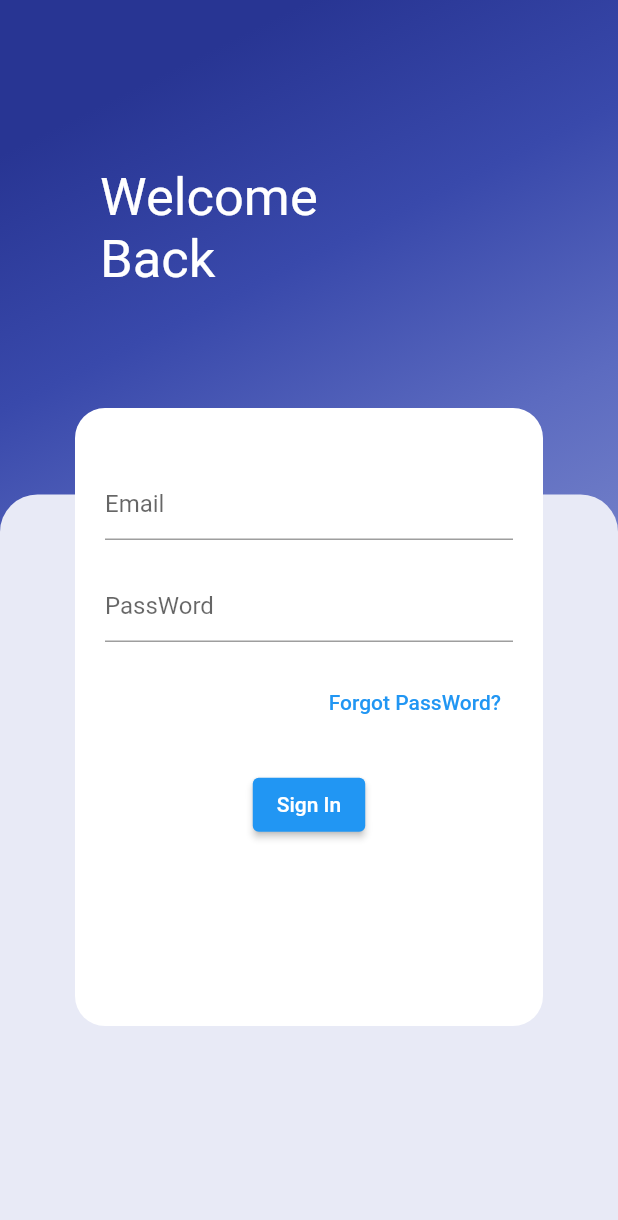
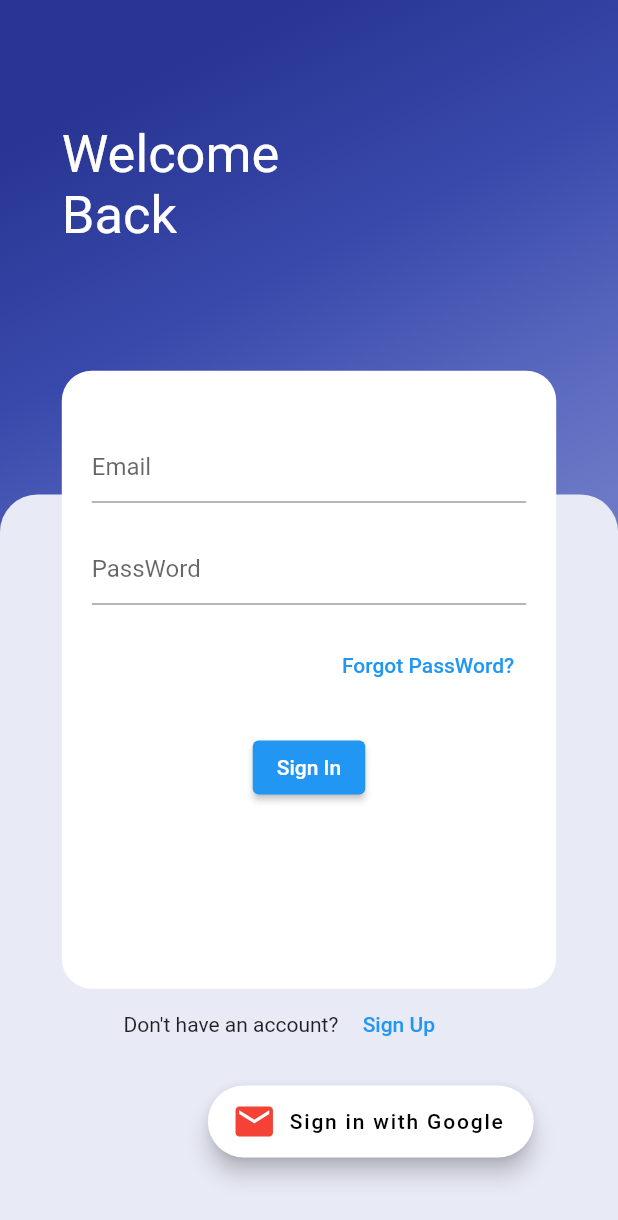
Before and after one commit to Anthony-10/Shopping, a Flutter app: the screen it shows after launch, on a phone screen of 412 x 824 dp. Shown: the top 1220 px of the screen. Run offline on Flutter 3.47's test engine with Material 2 defaults, Android fonts, the phone set to English and light mode, and no system bars; drawn by our look-alikes of animated_text_kit; our stand-ins replace cloud_firestore, dio, file_picker, firebase_auth, firebase_core, firebase_storage and 5 more; missing offline and left inert: flutter_polyline_points; accounts and stored records are empty.

Commit message:
1. updated drawer_widget.dart, data_base_service.dart,profile_page.dart, auth_view.dart, auth_controller.dart, buy_view.dart, sell_view.dart

```diff
--- a/lib/authentication/view/auth_view.dart
+++ b/lib/authentication/view/auth_view.dart
@@ -14,10 +14,9 @@ class AuthView extends StatefulWidget {
 }
 
 class _AuthViewState extends State<AuthView> {
-  //int initialIndex = 0;
-
-  //final authController = Get.find<AuthController>();
   final authController = Get.put(AuthController());
+  final heights = Get.height;
+  final widths = Get.width;
 
   @override
   Widget build(BuildContext context) {
@@ -26,8 +25,8 @@ class _AuthViewState extends State<AuthView> {
         child: Stack(
           children: [
             Container(
-              height: Get.height,
-              width: Get.width,
+              height: heights,
+              width: widths,
               decoration: BoxDecoration(
                   gradient: LinearGradient(begin: Alignment.topCenter, colors: [
                 Colors.indigo[800],
@@ -38,11 +37,14 @@ class _AuthViewState extends State<AuthView> {
               child: Column(
                 children: [
                   Container(
-                      height: Get.height * 0.4,
-                      width: Get.width,
+                      height: heights * 0.4,
+                      width: widths,
                       child: authController.initialIndexAuth == 0
-                          ? Align(
-                              alignment: Alignment(-0.5, -0.1),
+                          ? Padding(
+                              padding: EdgeInsets.only(
+                                  top: heights * .1,
+                                  left: widths * .1,
+                                  right: widths * .1),
                               child: DefaultTextStyle(
                                 style: TextStyle(
                                     fontSize: 35.0, color: Colors.white),
@@ -59,8 +61,11 @@ class _AuthViewState extends State<AuthView> {
                               ),
                             )
                           : authController.initialIndexAuth == 1
-                              ? Align(
-                                  alignment: Alignment(-0.5, -0.1),
+                              ? Padding(
+                                  padding: EdgeInsets.only(
+                                      top: heights * .09,
+                                      left: widths * .1,
+                                      right: widths * .1),
                                   child: DefaultTextStyle(
                                     style: TextStyle(
                                         fontSize: 35.0, color: Colors.white),
@@ -73,8 +78,11 @@ class _AuthViewState extends State<AuthView> {
                                   ),
                                 )
                               //TODO
-                              : Align(
-                                  alignment: Alignment(-0.5, -0.1),
+                              : Padding(
+                                  padding: EdgeInsets.only(
+                                      top: heights * .09,
+                                      left: widths * .1,
+                                      right: widths * .1),
                                   child: DefaultTextStyle(
                                     style: TextStyle(
                                         fontSize: 35.0, color: Colors.white),
@@ -89,17 +97,17 @@ class _AuthViewState extends State<AuthView> {
                   Expanded(
                     child: Container(
                       child: Padding(
-                        padding: const EdgeInsets.only(left: 90, top: 230),
+                        padding: EdgeInsets.only(
+                            left: widths * .2, top: heights * .4),
                         child: Column(
-                          //mainAxisAlignment: MainAxisAlignment.end,
                           children: [
                             Row(
                               children: [
                                 authController.initialIndexAuth == 0
                                     ? Row(children: [
-                                        Text('Don\'t have an account?'),
+                                        Text("Don't have an account?"),
                                         SizedBox(
-                                          width: 10.0,
+                                          width: widths * .02,
                                         ),
                                         TextButton(
                                           child: Text('Sign Up'),
@@ -115,7 +123,7 @@ class _AuthViewState extends State<AuthView> {
                                         children: [
                                           Text('Already have an account?'),
                                           SizedBox(
-                                            width: 5.0,
+                                            width: widths * .02,
                                           ),
                                           TextButton(
                                               onPressed: () {
@@ -130,30 +138,20 @@ class _AuthViewState extends State<AuthView> {
                               ],
                             ),
                             SizedBox(
-                              height: Get.height * 0.001,
+                              height: Get.height * .02,
                             ),
-                            Row(
-                              children: [
-                                IconButton(
-                                  icon: Icon(
-                                    Icons.mail,
-                                    size: 30.0,
-                                    color: Colors.red,
-                                  ),
-                                  onPressed: () {},
-                                ),
-                                SizedBox(
-                                  width: 30,
-                                ),
-                                IconButton(
-                                  icon: Icon(
-                                    Icons.facebook,
-                                    size: 30.0,
-                                    color: Colors.blue,
-                                  ),
-                                  onPressed: () {},
-                                ),
-                              ],
+                            FloatingActionButton.extended(
+                              icon: Icon(
+                                Icons.mail,
+                                size: 30.0,
+                                color: Colors.red,
+                              ),
+                              label: Text('Sign in with Google'),
+                              backgroundColor: Colors.white,
+                              foregroundColor: Colors.black,
+                              onPressed: () {
+                                authController.googleLogin();
+                              },
                             ),
                           ],
                         ),
@@ -170,9 +168,9 @@ class _AuthViewState extends State<AuthView> {
               ),
             ),
             Positioned(
-                bottom: 140.0,
-                left: 50.0,
-                right: 50.0,
+                top: heights * .3,
+                left: widths * .1,
+                right: widths * .1,
                 child: authController.initialIndexAuth == 0
                     ? Login()
                     : authController.initialIndexAuth == 1
--- a/lib/core/service/data_base_service.dart
+++ b/lib/core/service/data_base_service.dart
@@ -107,8 +107,6 @@ class DatabaseService extends GetxController {
           'Url': fileURL,
           'userId': uid
         });
-        print(
-            '???????????????????????????????????????????? UserProducts ?????????????????????????????????????????????/$fileURL');
         addProductsController.image.clear();
       }
     } on FirebaseAuthException catch (e) {
--- a/lib/core/widget/drawer/drawer_widget.dart
+++ b/lib/core/widget/drawer/drawer_widget.dart
@@ -160,7 +160,10 @@ class _DrawerWidgetState extends State<DrawerWidget> {
                     return ListView.builder(
                       itemCount: snapshot.data.size,
                       itemBuilder: (context, index) {
-                        return Row(
+                        return SingleChildScrollView(
+                          physics: BouncingScrollPhysics(),
+                          scrollDirection: Axis.horizontal,
+                          child: Row(
                             mainAxisAlignment: MainAxisAlignment.start,
                             children: [
                               GestureDetector(
@@ -214,6 +217,7 @@ class _DrawerWidgetState extends State<DrawerWidget> {
                                     .toString()),
                               )*/
                             ],
+                          ),
                         );
                       },
                     );
--- a/lib/sell/sell_page/view/sell_view.dart
+++ b/lib/sell/sell_page/view/sell_view.dart
@@ -65,7 +65,7 @@ class _SellViewState extends State<SellView> {
                               title: TextButton.icon(
                                   onPressed: () {},
                                   icon: Icon(element.icon),
-                                  label: Expanded(child: Text(element.label))),
+                                  label: Text(element.label)),
                               subtitle: Text(
                                 element.subtitle,
                                 textAlign: TextAlign.center,
```
Also changed, not shown: lib/authentication/controller/auth_controller.dart (+31 -6 lines), lib/buy/buy_page/view/buy_view.dart (+16 -7 lines), lib/core/widget/profile_page/profile_page.dart (+0 -59 lines), pubspec.yaml (+9 -11 lines), pubspec.lock. Lines whose indentation alone changed are shown as unchanged.
